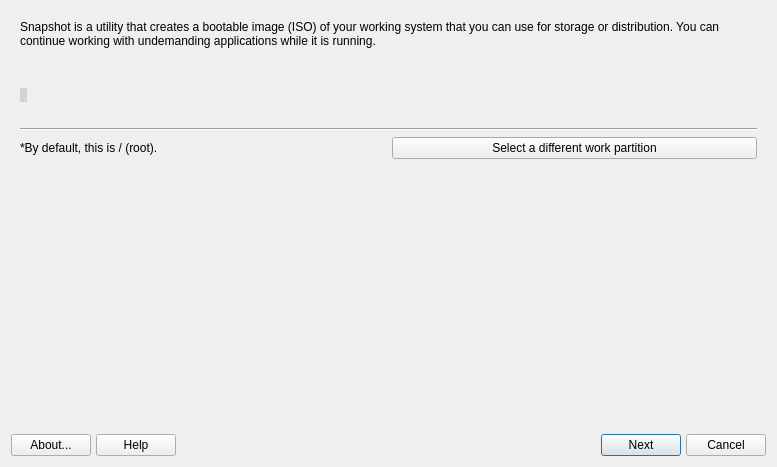
Qt form mxsnapshot.ui (AdrianTM/mx-snapshot-old) before a commit.
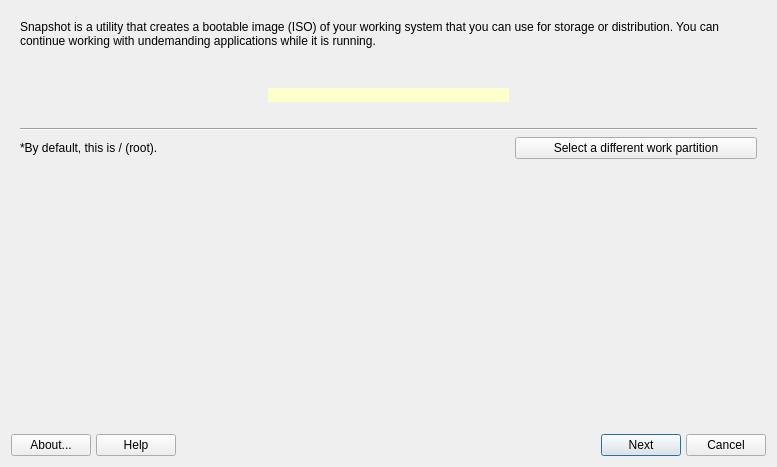
The same form after that commit. Icons and pictures are not drawn.

The edit to the form file:
```diff
--- a/mxsnapshot.ui
+++ b/mxsnapshot.ui
@@ -21,7 +21,7 @@
      </property>
      <widget class="QWidget" name="selectionPage">
       <layout class="QGridLayout" name="gridLayout_2">
-       <item row="1" column="0" colspan="2">
+       <item row="1" column="0" colspan="3">
         <widget class="QLabel" name="labelCurrentSpace">
          <property name="text">
           <string/>
@@ -31,14 +31,14 @@
          </property>
         </widget>
        </item>
-       <item row="5" column="1">
+       <item row="6" column="2">
         <widget class="QPushButton" name="buttonSelectWork">
          <property name="text">
           <string>Select a different work partition</string>
          </property>
         </widget>
        </item>
-       <item row="5" column="0">
+       <item row="6" column="0">
         <widget class="QLabel" name="labelSelectDifferent">
          <property name="text">
           <string>*By default, this is / (root).</string>
@@ -48,7 +48,7 @@
          </property>
         </widget>
        </item>
-       <item row="7" column="0">
+       <item row="8" column="0">
         <spacer name="verticalSpacer">
          <property name="orientation">
           <enum>Qt::Vertical</enum>
@@ -61,29 +61,7 @@
          </property>
         </spacer>
        </item>
-       <item row="2" column="0" colspan="2">
-        <widget class="QLabel" name="labelDiskSpace">
-         <property name="sizePolicy">
-          <sizepolicy hsizetype="Maximum" vsizetype="Preferred">
-           <horstretch>0</horstretch>
-           <verstretch>0</verstretch>
-          </sizepolicy>
-         </property>
-         <property name="autoFillBackground">
-          <bool>false</bool>
-         </property>
-         <property name="styleSheet">
-          <string notr="true">background-color: rgb(211, 211, 211);</string>
-         </property>
-         <property name="text">
-          <string/>
-         </property>
-         <property name="wordWrap">
-          <bool>true</bool>
-         </property>
-        </widget>
-       </item>
-       <item row="3" column="0" colspan="2">
+       <item row="4" column="0" colspan="3">
         <widget class="QLabel" name="labelDiskSpaceHelp">
          <property name="text">
           <string/>
@@ -93,14 +71,14 @@
          </property>
         </widget>
        </item>
-       <item row="4" column="0" colspan="2">
+       <item row="5" column="0" colspan="3">
         <widget class="Line" name="line">
          <property name="orientation">
           <enum>Qt::Horizontal</enum>
          </property>
         </widget>
        </item>
-       <item row="0" column="0" colspan="2">
+       <item row="0" column="0" colspan="3">
         <widget class="QLabel" name="labelIntro">
          <property name="sizePolicy">
           <sizepolicy hsizetype="Preferred" vsizetype="Preferred">
@@ -116,6 +94,34 @@
          </property>
         </widget>
        </item>
+       <item row="2" column="1">
+        <widget class="QLabel" name="labelDiskSpace">
+         <property name="sizePolicy">
+          <sizepolicy hsizetype="Preferred" vsizetype="Preferred">
+           <horstretch>0</horstretch>
+           <verstretch>0</verstretch>
+          </sizepolicy>
+         </property>
+         <property name="autoFillBackground">
+          <bool>false</bool>
+         </property>
+         <property name="styleSheet">
+          <string notr="true">background-color: rgb(255, 255, 204);</string>
+         </property>
+         <property name="text">
+          <string/>
+         </property>
+         <property name="textFormat">
+          <enum>Qt::PlainText</enum>
+         </property>
+         <property name="alignment">
+          <set>Qt::AlignCenter</set>
+         </property>
+         <property name="wordWrap">
+          <bool>true</bool>
+         </property>
+        </widget>
+       </item>
       </layout>
      </widget>
      <widget class="QWidget" name="outputPage">
```
